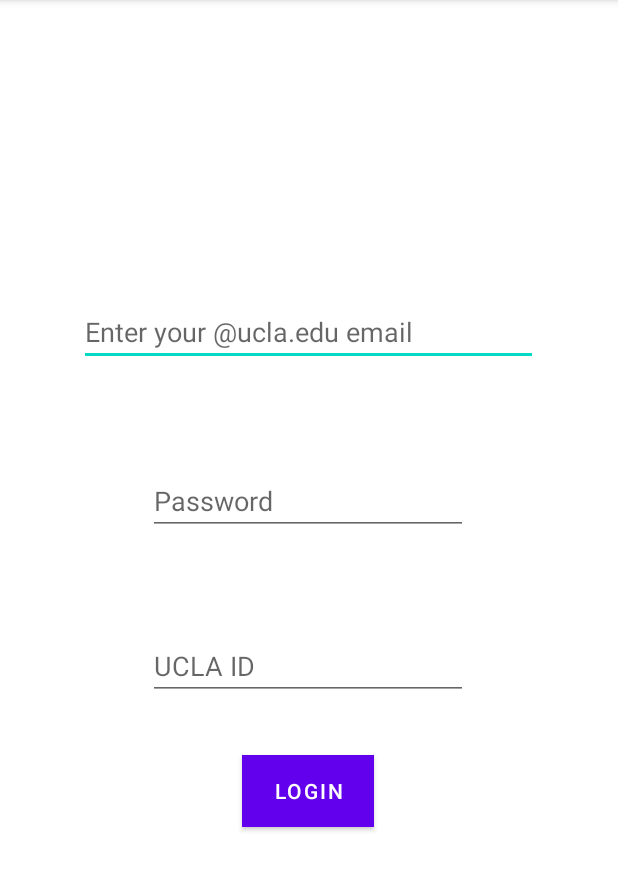
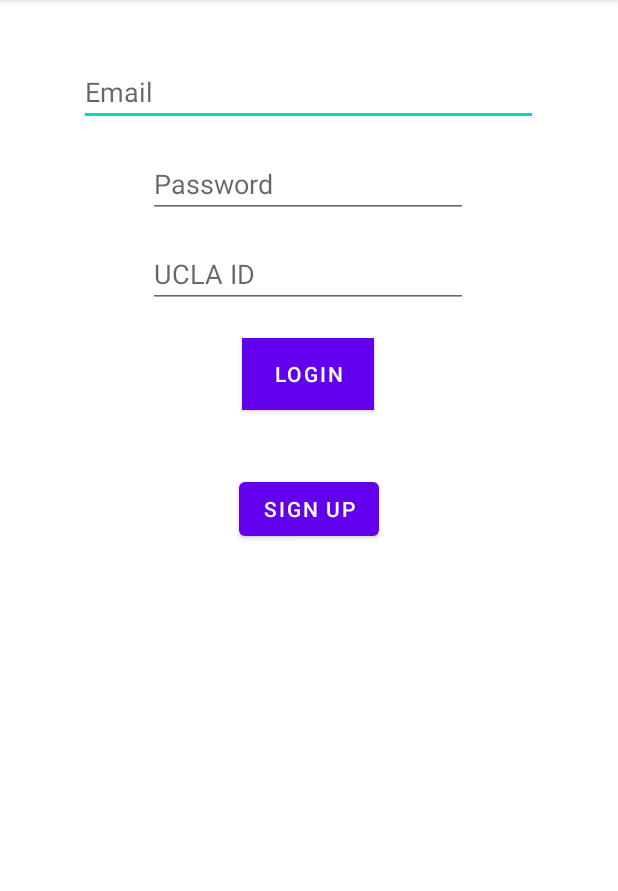
Before and after one commit to TraceLA/TraceLAAndroid, an Android app: the screen it shows after launch (LoginPage), on a phone screen of 412 x 824 dp, the part 84-975 px from its top. Run offline under Robolectric (Android 15) with nearby library versions, the phone set to English and light mode, and no system bars; our stand-ins replace Volley.

Commit message:
Add Create User Account Activity Page Add Login Page checks against database Add Clear Traffic Permission in Manifest Bugs: post request to create new user gets a 400 error code, in onResponse in volley in Login Page variables can't be change so ther isn't way to actually return true if the user is within the database

```diff
--- a/app/src/main/java/edu/ucla/darrenzhang/tracela/LoginPage.java
+++ b/app/src/main/java/edu/ucla/darrenzhang/tracela/LoginPage.java
@@ -4,10 +4,24 @@ import androidx.appcompat.app.AppCompatActivity;
 
 import android.content.Context;
 import android.content.Intent;
+import android.icu.text.IDNA;
 import android.os.Bundle;
+import android.util.Log;
 import android.view.View;
 import android.widget.EditText;
 import android.widget.TextView;
+
+import com.android.volley.Request;
+import com.android.volley.RequestQueue;
+import com.android.volley.Response;
+import com.android.volley.VolleyError;
+import com.android.volley.toolbox.JsonArrayRequest;
+import com.android.volley.toolbox.JsonObjectRequest;
+import com.android.volley.toolbox.Volley;
+
+import org.json.JSONArray;
+import org.json.JSONException;
+import org.json.JSONObject;
 
 import java.io.FileOutputStream;
 import java.io.IOException;
@@ -15,48 +29,99 @@ import java.io.IOException;
 public class LoginPage extends AppCompatActivity {
     private EditText emailEditText, passwordEditText, UCLAIDEditText;
     private TextView errorTextView;
+    private String email, password, id;
+
     @Override
     protected void onCreate(Bundle savedInstanceState) {
         super.onCreate(savedInstanceState);
         setContentView(R.layout.activity_login_page);
     }
+
     public void onLoginClick(View view) {
         emailEditText = findViewById(R.id.emailEditText);
         passwordEditText = findViewById(R.id.passwordEditText);
         UCLAIDEditText = findViewById(R.id.uclaIDEditText);
         errorTextView = findViewById(R.id.errorTextView);
 
-        String email = emailEditText.getText().toString();
-        String password = passwordEditText.getText().toString();
-        String id = UCLAIDEditText.getText().toString();
+        email = emailEditText.getText().toString();
+        password = passwordEditText.getText().toString();
+        id = UCLAIDEditText.getText().toString();
         boolean error = false;
-        if (email.length()==0){
+        if (email.length() == 0) {
             errorTextView.setText("Please enter an email\n");
             error = true;
         }
-        if (email.indexOf("@ucla.edu")!= email.length()-9){
-            errorTextView.setText(errorTextView.getText().toString()+" Please enter your @ucla.edu email\n");
+        if (email.indexOf("@ucla.edu") != email.length() - 9) {
+            errorTextView.setText(errorTextView.getText().toString() + " Please enter your @ucla.edu email\n");
             error = true;
         }
-        if (password.length()==0){
-            errorTextView.setText(errorTextView.getText().toString()+" Please enter a password\n");
+        if (password.length() == 0) {
+            errorTextView.setText(errorTextView.getText().toString() + " Please enter a password\n");
             error = true;
         }
-        if (id.length() <9 || id.length()>9){
-            errorTextView.setText(errorTextView.getText().toString()+" Please enter your 9-digit UCLA ID\n");
+        if (id.length() < 9 || id.length() > 9) {
+            errorTextView.setText(errorTextView.getText().toString() + " Please enter your 9-digit UCLA ID\n");
             error = true;
         }
         if (error) return;
-        writeToInternalMemory(email+"\n");
-        writeToInternalMemory(password+"\n");
-        writeToInternalMemory(id+"\n");
-        finish();
+        if (userIsInDatabase()) {
+            writeToInternalMemory(email + "\n");
+            writeToInternalMemory(password + "\n");
+            writeToInternalMemory(id + "\n");
+            finish();
+        } else {
+            errorTextView.setText("Please create an account with the Sign Up button\n");
+            return;
+        }
     }
-    public void writeToInternalMemory(String s){
-        try (FileOutputStream fos = openFileOutput("memory", Context.MODE_APPEND)){
+
+    public void writeToInternalMemory(String s) {
+        try (FileOutputStream fos = openFileOutput("memory", Context.MODE_APPEND)) {
             fos.write(s.getBytes());
-        }catch(IOException e){
+        } catch (IOException e) {
             e.printStackTrace();
         }
     }
+
+    public void createAccount(View view) {
+        Intent createAccountIntent = new Intent(this, CreateAccount.class);
+        startActivity(createAccountIntent);
+    }
+
+    private boolean userIsInDatabase() {
+        RequestQueue queue = Volley.newRequestQueue(this);
+
+        final InfoObject inDatabase = new InfoObject(false);
+        JsonArrayRequest userGetRequest = new JsonArrayRequest(Request.Method.GET, Constants.usersURL, new JSONArray(),
+                new Response.Listener<JSONArray>() {
+                    @Override
+                    public void onResponse(JSONArray userList) {
+                        for (int i = 0; i < userList.length(); i++) {
+                            JSONObject user = null;
+                            try {
+                                user = userList.getJSONObject(i);
+                                if (user.getString("email").equals(email)
+//                                        && user.getString("password").equals(password)
+                                ){
+                                     inDatabase.setInDatabase(true);
+                                     Log.d("matched: ",email);
+                                }
+                            } catch (JSONException e) {
+                                e.printStackTrace();
+                            }
+                            if (inDatabase.isInDatabase())
+                                break;
+                        }
+                    }
+                }, new Response.ErrorListener() {
+            @Override
+            public void onErrorResponse(VolleyError error) {
+                Log.d("CREATE ACCOUNT: ", error.toString());
+            }
+        });
+
+        queue.add(userGetRequest);
+        Log.d("database contains:", Boolean.toString(inDatabase.isInDatabase()));
+        return inDatabase.isInDatabase();
+    }
 }
--- a/app/src/main/res/layout/activity_login_page.xml
+++ b/app/src/main/res/layout/activity_login_page.xml
@@ -10,16 +10,16 @@
         android:id="@+id/emailEditText"
         android:layout_width="306dp"
         android:layout_height="44dp"
-        android:layout_marginTop="80dp"
+        android:layout_marginTop="40dp"
         android:ems="10"
-        android:hint="Enter your @ucla.edu email"
+        android:hint="@string/email"
         android:inputType="textEmailAddress"
         app:layout_constraintBottom_toTopOf="@+id/passwordEditText"
         app:layout_constraintEnd_toEndOf="parent"
         app:layout_constraintHorizontal_bias="0.495"
         app:layout_constraintStart_toStartOf="parent"
         app:layout_constraintTop_toTopOf="parent"
-        app:layout_constraintVertical_bias="0.641" />
+        app:layout_constraintVertical_bias="0.0" />
 
     <EditText
         android:id="@+id/passwordEditText"
@@ -28,44 +28,45 @@
         android:layout_marginTop="100dp"
         android:layout_marginBottom="16dp"
         android:ems="10"
-        android:hint="Password"
+        android:hint="@string/password"
         android:inputType="textPassword"
         app:layout_constraintBottom_toTopOf="@+id/uclaIDEditText"
         app:layout_constraintEnd_toEndOf="parent"
         app:layout_constraintHorizontal_bias="0.497"
         app:layout_constraintStart_toStartOf="parent"
         app:layout_constraintTop_toTopOf="parent"
-        app:layout_constraintVertical_bias="0.812" />
+        app:layout_constraintVertical_bias="0.0" />
 
     <EditText
         android:id="@+id/uclaIDEditText"
         android:layout_width="wrap_content"
         android:layout_height="wrap_content"
-        android:layout_marginTop="120dp"
+        android:layout_marginTop="160dp"
         android:ems="10"
-        android:hint="UCLA ID"
+        android:hint="@string/ucla_id"
         android:inputType="number"
         app:layout_constraintBottom_toBottomOf="parent"
         app:layout_constraintEnd_toEndOf="parent"
         app:layout_constraintHorizontal_bias="0.497"
         app:layout_constraintStart_toStartOf="parent"
-        app:layout_constraintTop_toTopOf="parent" />
+        app:layout_constraintTop_toTopOf="parent"
+        app:layout_constraintVertical_bias="0.0" />
 
     <Button
         android:id="@+id/loginButton"
         android:layout_width="wrap_content"
         android:layout_height="wrap_content"
-        android:layout_marginTop="8dp"
+        android:layout_marginTop="20dp"
         android:layout_marginBottom="24dp"
         android:background="@android:color/holo_blue_light"
         android:onClick="onLoginClick"
-        android:text="Login"
+        android:text="@string/login"
         app:layout_constraintBottom_toBottomOf="parent"
         app:layout_constraintEnd_toEndOf="parent"
         app:layout_constraintHorizontal_bias="0.498"
         app:layout_constraintStart_toStartOf="parent"
         app:layout_constraintTop_toBottomOf="@+id/uclaIDEditText"
-        app:layout_constraintVertical_bias="0.13" />
+        app:layout_constraintVertical_bias="0.0" />
 
     <TextView
         android:id="@+id/errorTextView"
@@ -80,4 +81,16 @@
         app:layout_constraintStart_toStartOf="parent"
         app:layout_constraintTop_toBottomOf="@+id/loginButton"
         app:layout_constraintVertical_bias="1.0" />
+
+    <Button
+        android:id="@+id/newUserButton"
+        android:layout_width="wrap_content"
+        android:layout_height="wrap_content"
+        android:text="@string/sign_up"
+        android:onClick="createAccount"
+        app:layout_constraintBottom_toTopOf="@+id/errorTextView"
+        app:layout_constraintEnd_toEndOf="parent"
+        app:layout_constraintStart_toStartOf="parent"
+        app:layout_constraintTop_toBottomOf="@+id/loginButton"
+        app:layout_constraintVertical_bias="0.13999999" />
 </androidx.constraintlayout.widget.ConstraintLayout>
--- a/app/src/main/res/values/strings.xml
+++ b/app/src/main/res/values/strings.xml
@@ -6,4 +6,13 @@
     <string name="news">News</string>
     <string name="map">Map</string>
     <string name="title_activity_maps">Map</string>
+    <string name="create_account">Create Account</string>
+    <string name="password">Password</string>
+    <string name="ucla_id">UCLA ID</string>
+    <string name="email">Email</string>
+    <string name="username">Username</string>
+    <string name="last_name">Last Name</string>
+    <string name="first_name">First Name</string>
+    <string name="sign_up">Sign Up</string>
+    <string name="login">Login</string>
 </resources>
```
Also changed, not shown: app/src/main/AndroidManifest.xml (+3 -4 lines), app/src/main/java/edu/ucla/darrenzhang/tracela/CreateAccount.java (added, +79 -0 lines), app/src/main/res/layout/activity_create_account.xml (added, +107 -0 lines).
